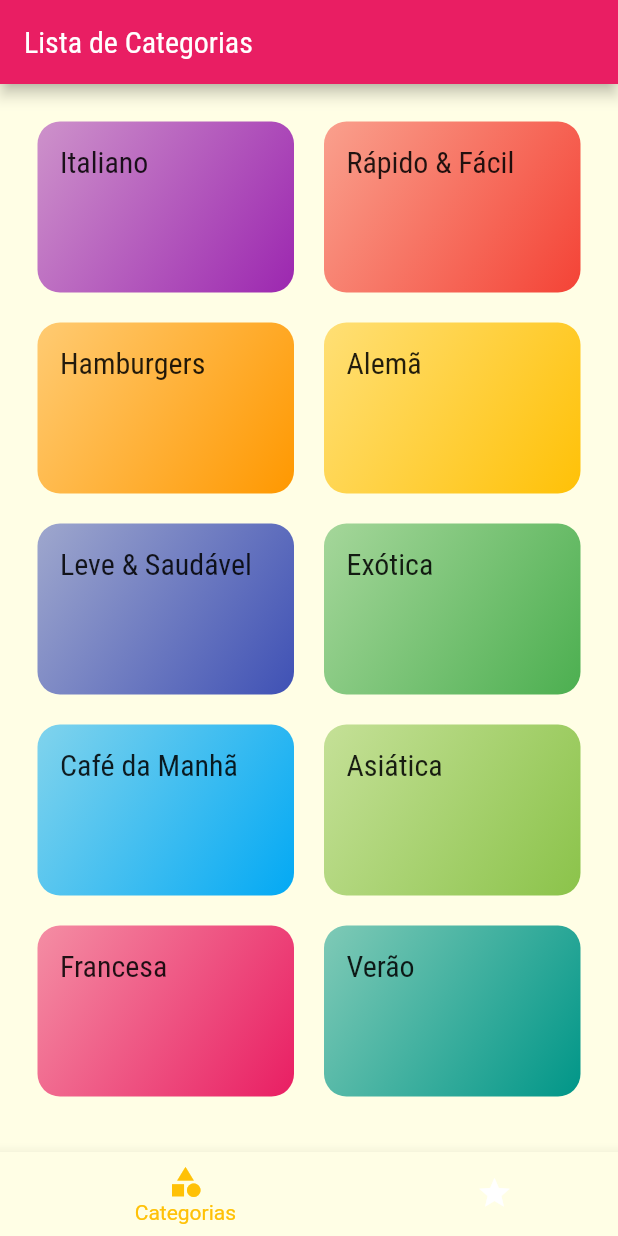
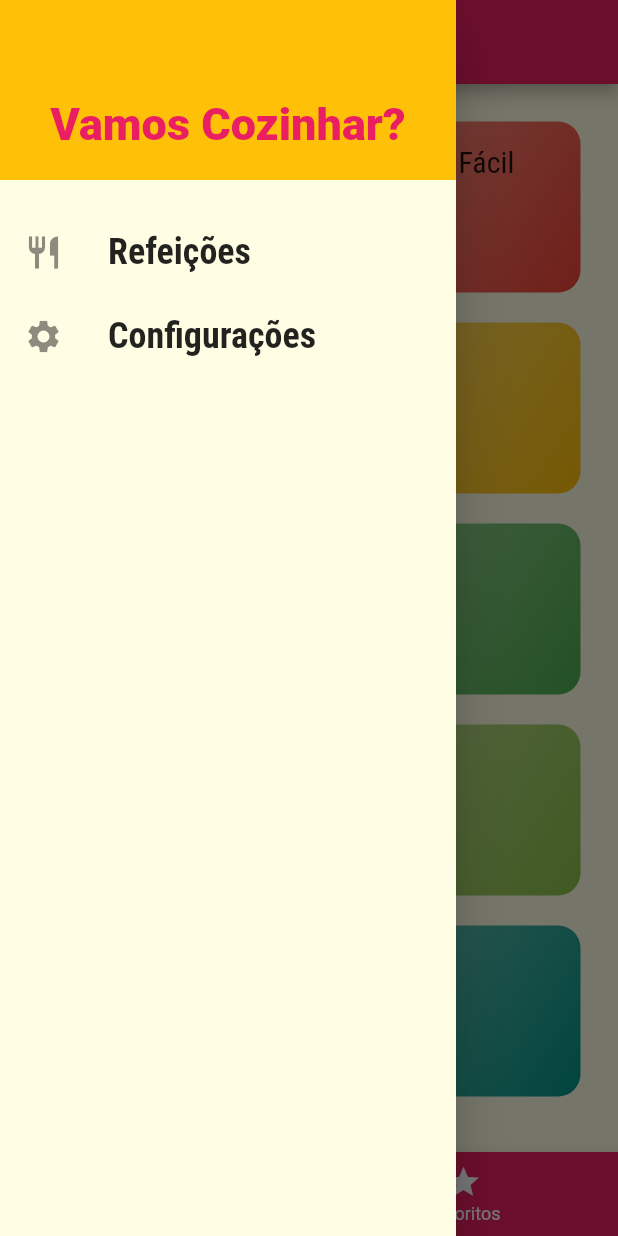
Before and after one commit to Gabrielhlc/gastrofind, a Flutter app: the screen it shows after launch, with the side drawer open (before the commit the screen has no drawer), on a phone screen of 412 x 824 dp. Run offline on Flutter 3.47's test engine with Material 2 defaults, Android fonts, the phone set to English and light mode, and no system bars.

Commit message:
add: drawer

```diff
--- /dev/null
+++ b/lib/components/main_drawer.dart
@@ -0,0 +1,64 @@
+import 'package:flutter/material.dart';
+
+import '../utils/app_routes.dart';
+
+class MainDrawer extends StatelessWidget {
+  const MainDrawer({super.key});
+
+  Widget _createItem(IconData icon, String label, Function() onTap) {
+    return ListTile(
+      leading: Icon(
+        icon,
+        size: 26,
+      ),
+      title: Text(
+        label,
+        style: const TextStyle(
+          fontFamily: 'RobotoCondensed',
+          fontSize: 24,
+          fontWeight: FontWeight.bold,
+        ),
+      ),
+      onTap: onTap,
+    );
+  }
+
+  @override
+  Widget build(BuildContext context) {
+    return Drawer(
+      child: Column(
+        children: <Widget>[
+          Container(
+            height: 120,
+            width: double.infinity,
+            padding: const EdgeInsets.all(20),
+            color: Theme.of(context).colorScheme.secondary,
+            alignment: Alignment.bottomCenter,
+            child: Text(
+              'Vamos Cozinhar?',
+              style: TextStyle(
+                fontWeight: FontWeight.w900,
+                fontSize: 30,
+                color: Theme.of(context).colorScheme.primary,
+              ),
+            ),
+          ),
+          const SizedBox(
+            height: 20,
+          ),
+          _createItem(
+            Icons.restaurant,
+            'Refeições',
+            () => Navigator.of(context).pushReplacementNamed(AppRoutes.HOME),
+          ),
+          _createItem(
+            Icons.settings,
+            'Configurações',
+            () =>
+                Navigator.of(context).pushReplacementNamed(AppRoutes.SETTINGS),
+          ),
+        ],
+      ),
+    );
+  }
+}
--- a/lib/main.dart
+++ b/lib/main.dart
@@ -1,4 +1,5 @@
 import 'package:flutter/material.dart';
+import 'package:gastrofind/screens/settings_screen.dart';
 import 'package:gastrofind/screens/tabs_screen.dart';
 
 import './screens/categories_meals_screen.dart';
@@ -30,6 +31,7 @@
         AppRoutes.HOME: (ctx) => const TabsScreen(),
         AppRoutes.CATEGORIES_MEALS: (ctx) => const CategoriesMealsScreen(),
         AppRoutes.MEAL_DETAIL: (ctx) => const MealDetailScreen(),
+        AppRoutes.SETTINGS: (ctx) => const SettingsScreen(),
       },
       onUnknownRoute: (settings) {
         return MaterialPageRoute(
--- /dev/null
+++ b/lib/screens/settings_screen.dart
@@ -0,0 +1,19 @@
+import 'package:flutter/material.dart';
+import '../components/main_drawer.dart';
+
+class SettingsScreen extends StatelessWidget {
+  const SettingsScreen({super.key});
+
+  @override
+  Widget build(BuildContext context) {
+    return Scaffold(
+      appBar: AppBar(
+        title: Text('Configurações'),
+      ),
+      drawer: MainDrawer(),
+      body: Center(
+        child: Text('Configurações!!!'),
+      ),
+    );
+  }
+}
--- a/lib/screens/tabs_screen.dart
+++ b/lib/screens/tabs_screen.dart
@@ -1,4 +1,7 @@
 import 'package:flutter/material.dart';
+
+import '../components/main_drawer.dart';
+
 import '../screens/categories_screen.dart';
 import '../screens/favorite_screen.dart';
 
@@ -26,8 +29,11 @@
   Widget build(BuildContext context) {
     return Scaffold(
       appBar: AppBar(
-        title: Text(_screens[_selectedScreenIndex]['title'] as String),
+        title: Text(
+          _screens[_selectedScreenIndex]['title'] as String,
+        ),
       ),
+      drawer: MainDrawer(),
       body: _screens[_selectedScreenIndex]['screen'] as Widget,
       bottomNavigationBar: BottomNavigationBar(
         onTap: _selectScreen,
@@ -35,7 +41,6 @@
         unselectedItemColor: Colors.white,
         selectedItemColor: Theme.of(context).colorScheme.secondary,
         currentIndex: _selectedScreenIndex,
-        type: BottomNavigationBarType.shifting,
         items: const [
           BottomNavigationBarItem(
             icon: Icon(Icons.category),
--- a/lib/utils/app_routes.dart
+++ b/lib/utils/app_routes.dart
@@ -2,4 +2,5 @@
   static const HOME = '/';
   static const CATEGORIES_MEALS = '/categories-meals';
   static const MEAL_DETAIL = '/meal-detail';
+  static const SETTINGS = '/settings';
 }
```
